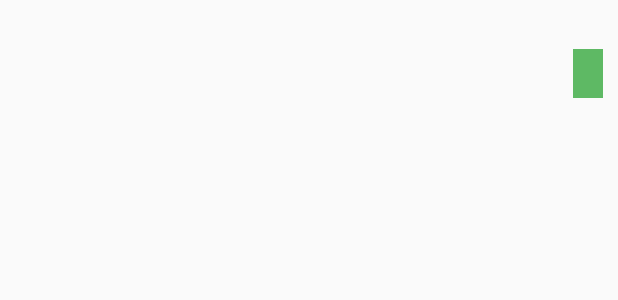
After one commit to hiteshsethiya/autistlife, an Android app: the layout list_item_message_right.xml on its own in the app's theme, with its tools: preview values and no code run, on a phone screen of 412 x 824 dp. The commit adds this screen. Shown: the top 300 px of the screen. Run offline under Robolectric (Android 15) with nearby library versions, the light colour scheme and no system bars.

Commit message:
chat message Adapter

```diff
--- a/app/src/main/java/com/diemen/easelife/pushnotificationhandler/PushBroadcastReceiver.java
+++ b/app/src/main/java/com/diemen/easelife/pushnotificationhandler/PushBroadcastReceiver.java
@@ -15,7 +15,7 @@ public class PushBroadcastReceiver extends ParsePushBroadcastReceiver{
     @Override
     public void onPushOpen(Context context, Intent intent) {
         Log.e("Push", "Clicked");
-        Intent i = new Intent(context, StartActivity.class);
+        Intent i = new Intent(context, ChatActivity.class);
         i.putExtras(intent.getExtras());
         i.setFlags(Intent.FLAG_ACTIVITY_NEW_TASK);
         context.startActivity(i);
--- a/app/src/main/java/com/diemen/easelife/pushnotificationhandler/PushInit.java
+++ b/app/src/main/java/com/diemen/easelife/pushnotificationhandler/PushInit.java
@@ -15,8 +15,8 @@ public class PushInit extends Application {
     public void onCreate() {
         super.onCreate();
         Parse.initialize(this, "pBQ7oHoCqFXmzyP4BXQQ1rlyfnzgKxvsCYHRHDMX", "jZy0HekTIFoKFU3fbJENMGkFJDFy3GCsQryrQUKZ");
-        ParseInstallation currentInstall=ParseInstallation.getCurrentInstallation();
-        currentInstall.put("phone","9742510297");
+//        ParseInstallation currentInstall=ParseInstallation.getCurrentInstallation();
+//        currentInstall.put("phone","9742510297");
         System.out.println("Anuj:Resgistration sucessful");
 
     }
--- /dev/null
+++ b/app/src/main/res/drawable-mdpi/tile_bg.xml
@@ -0,0 +1,5 @@
+<?xml version="1.0" encoding="utf-8"?>
+<bitmap xmlns:android="http://schemas.android.com/apk/res/android"
+    android:src="@drawable/user"
+    android:tileMode="repeat"
+    />
--- /dev/null
+++ b/app/src/main/res/layout/list_item_message_right.xml
@@ -0,0 +1,33 @@
+<?xml version="1.0" encoding="utf-8"?>
+<LinearLayout xmlns:android="http://schemas.android.com/apk/res/android"
+    android:layout_width="match_parent"
+    android:layout_height="match_parent"
+    android:gravity="right"
+    android:orientation="vertical"
+    android:paddingBottom="5dp"
+    android:paddingRight="10dp"
+    android:paddingTop="5dp" >
+
+    <TextView
+        android:id="@+id/lblMsgFrom"
+        android:layout_width="wrap_content"
+        android:layout_height="wrap_content"
+        android:padding="5dp"
+        android:textColor="#777777"
+        android:textSize="12dp"
+        android:textStyle="italic" />
+
+    <TextView
+        android:id="@+id/txtMsg"
+        android:layout_width="wrap_content"
+        android:layout_height="wrap_content"
+        android:layout_marginLeft="80dp"
+        android:background="#5eb964"
+        android:paddingBottom="5dp"
+        android:paddingLeft="10dp"
+        android:paddingRight="10dp"
+        android:paddingTop="5dp"
+        android:textColor="#f000"
+        android:textSize="16dp" />
+
+</LinearLayout>
```
Also changed, not shown: app/src/main/AndroidManifest.xml (+7 -0 lines), app/src/main/java/com/diemen/easelife/pushnotificationhandler/ChatActivity.java (+50 -9 lines), app/src/main/java/com/diemen/easelife/pushnotificationhandler/Message.java (added, +43 -0 lines), app/src/main/java/com/diemen/easelife/pushnotificationhandler/MessagesListAdapter.java (added, +72 -0 lines), app/src/main/res/drawable-mdpi/bg_msg_from.xml (added, +12 -0 lines), app/src/main/res/drawable-mdpi/bg_msg_you.xml (added, +12 -0 lines), app/src/main/res/layout/chat_message.xml (+42 -39 lines), app/src/main/res/layout/list_item_message_left.xml (added, +32 -0 lines), app/src/main/res/values-w820dp/colors.xml (added, +16 -0 lines), app/src/main/res/values/strings.xml (+7 -0 lines).
